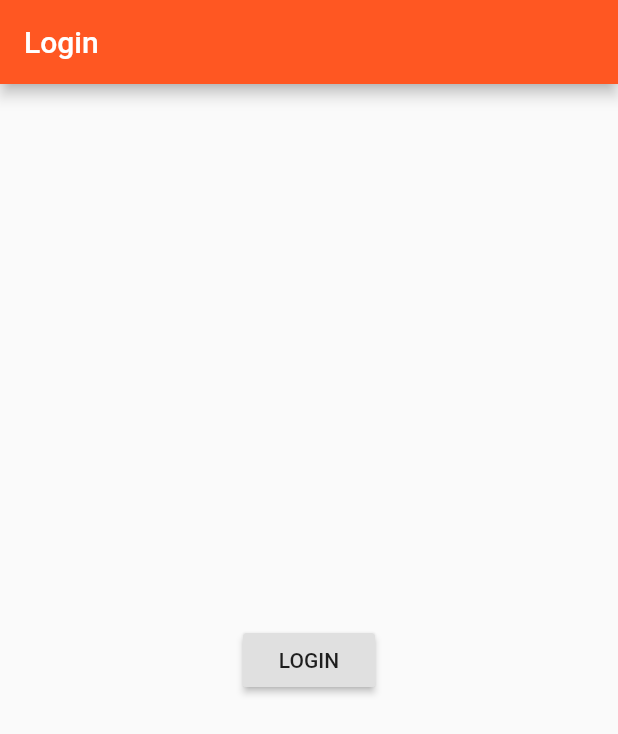
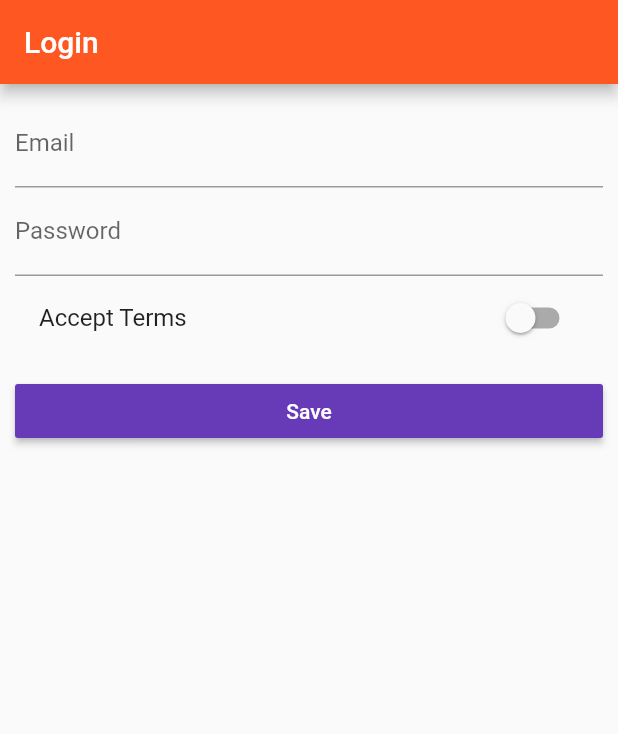
Before and after one commit to sanyamjain65/Practise, a Flutter app: the screen it shows after launch, on a phone screen of 412 x 824 dp. Shown: the top 734 px of the screen. Run offline on Flutter 3.47's test engine with Material 2 defaults, Android fonts, the phone set to English and light mode, and no system bars.

Commit message:
code commit

```diff
--- a/lib/main.dart
+++ b/lib/main.dart
@@ -1,10 +1,39 @@
 import 'package:flutter/material.dart';
 import './product_manager.dart';
 import './pages/auth.dart';
+import './pages/products_admin.dart';
+import './pages/products.dart';
+import './pages/product.dart';
 
 void main() => runApp(MyApp());
 
-class MyApp extends StatelessWidget {
+class MyApp extends StatefulWidget {
+  @override
+  State<StatefulWidget> createState() {
+    // TODO: implement createState
+    return _MyAppState();
+  }
+
+
+}
+
+class _MyAppState extends State<MyApp> {
+  List<Map<String, dynamic>> _products = [];
+
+  void _addProducts(Map<String, dynamic> product) {
+    setState(() {
+      print('[Product Manager Widget] setstate');
+      _products.add(product);
+    });
+  }
+
+  void _deleteProduct(int index) {
+    setState(() {
+      _products.removeAt(index);
+    });
+  }
+
+
   @override
   Widget build(BuildContext context) {
     return MaterialApp(
@@ -14,6 +43,29 @@ class MyApp extends StatelessWidget {
         brightness: Brightness.light,
       ),
       home: AuthPage(),
+      routes: {
+//        '/': (BuildContext context) => ProductsPage(_products),
+        '/admin': (BuildContext context) => ManageProducts(_addProducts, _deleteProduct),
+      },
+      onGenerateRoute: (RouteSettings settings) {
+        final List<String> pathElements = settings.name.split('/');
+        if(pathElements[0] != '') {
+          return null;
+        }
+        if(pathElements[1] == 'product') {
+          final int index = int.parse(pathElements[2]);
+          return MaterialPageRoute<bool>(
+            builder: (BuildContext context) => ProductPage(
+                _products[index]['title'], _products[index]['image']),
+          );
+        }
+        return null;
+      },
+      onUnknownRoute: (RouteSettings settings) {
+        return MaterialPageRoute<bool>(
+          builder: (BuildContext context) => ProductsPage(_products ),
+        );
+      },
     );
   }
 }
--- a/lib/pages/auth.dart
+++ b/lib/pages/auth.dart
@@ -1,24 +1,69 @@
 import 'package:flutter/material.dart';
 
-import './products.dart';
+class AuthPage extends StatefulWidget {
+  @override
+  State<StatefulWidget> createState() {
+    // TODO: implement createState
+    return _AuthPageState();
+  }
+}
 
-class AuthPage extends StatelessWidget {
+class _AuthPageState extends State<AuthPage> {
+  String _emailValue = '';
+  String _passwordValue = '';
+  bool _acceptTerms = false;
+
   @override
   Widget build(BuildContext context) {
     return Scaffold(
       appBar: AppBar(
         title: Text('Login'),
       ),
-      body: Center(
-        child: RaisedButton(
-          onPressed: () {
-            Navigator.pushReplacement(
-              context,
-              MaterialPageRoute(
-                  builder: (BuildContext context) => ProductsPage()),
-            );
-          },
-          child: Text('LOGIN'),
+      body: Container(
+        margin: EdgeInsets.all(10.0),
+        child: ListView(
+          children: <Widget>[
+            TextField(
+              decoration: InputDecoration(
+                labelText: 'Email',
+              ),
+              onChanged: (String value) {
+                setState(() {
+                  _emailValue = value;
+                });
+              },
+            ),
+            TextField(
+              decoration: InputDecoration(
+                labelText: 'Password',
+              ),
+              onChanged: (String value) {
+                setState(() {
+                  _passwordValue = value;
+                });
+              },
+            ),
+            SwitchListTile(
+              value: _acceptTerms,
+              title: Text('Accept Terms'),
+              onChanged: (bool value) {
+                setState(() {
+                  _acceptTerms = value;
+                });
+              },
+            ),
+            SizedBox(
+              height: 10.0,
+            ),
+            RaisedButton(
+              child: Text('Save'),
+              color: Theme.of(context).accentColor,
+              textColor: Colors.white,
+              onPressed: () {
+                Navigator.pushReplacementNamed(context, '/');
+              },
+            )
+          ],
         ),
       ),
     );
```
Also changed, not shown: lib/pages/product.dart (+36 -7 lines), lib/pages/product_create.dart (added, +79 -0 lines), lib/pages/product_list.dart (added, +11 -0 lines), lib/pages/products.dart (+24 -2 lines), lib/pages/products_admin.dart (added, +55 -0 lines), lib/product_control.dart (deleted, +0 -17 lines), lib/product_manager.dart (+4 -49 lines), lib/products.dart (+7 -18 lines).
